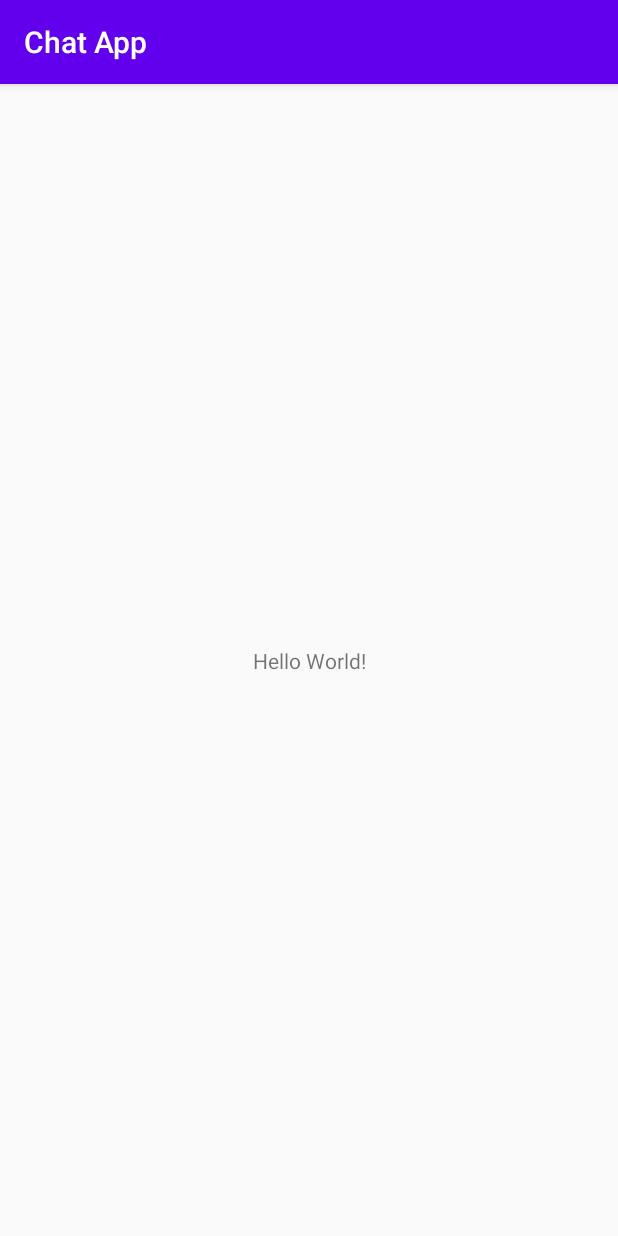
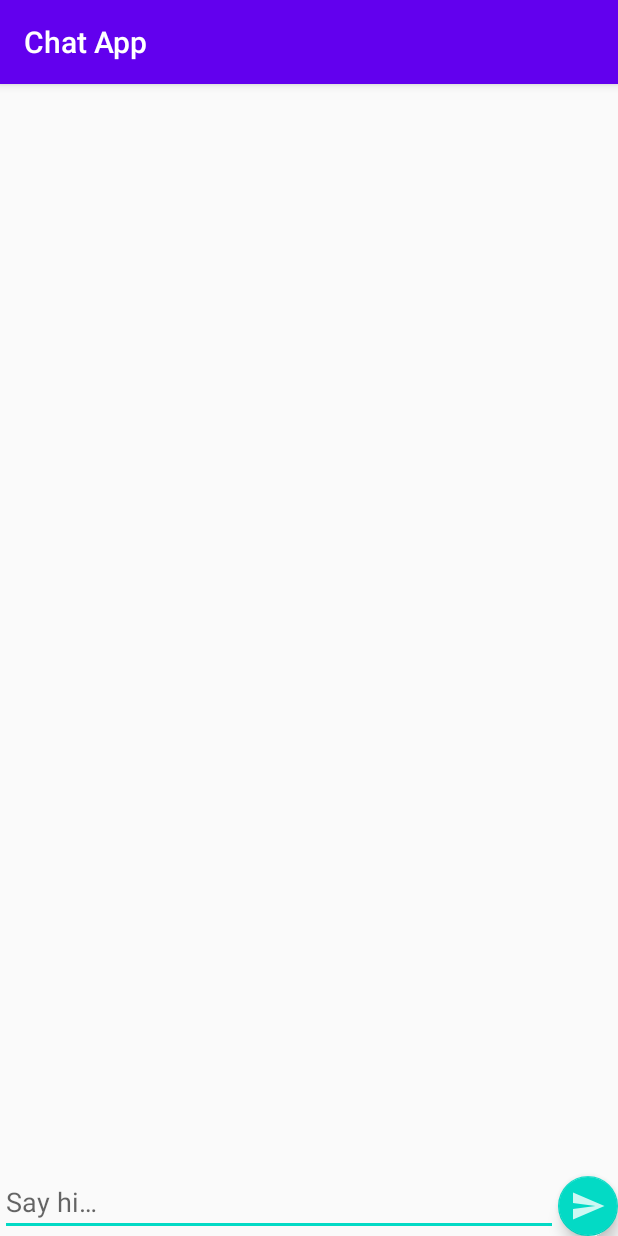
Before and after one commit to dltra/ChatApp, an Android app: the screen it shows after launch (MainActivity), on a phone screen of 412 x 824 dp. Run offline under Robolectric (Android 15) with nearby library versions, the phone set to English and light mode, and no system bars.

Commit message:
Create Layouts: main activity, list of items, menu. Create drawable icon.

```diff
--- /dev/null
+++ b/app/src/main/res/drawable-anydpi/ic_send.xml
@@ -0,0 +1,11 @@
+<vector xmlns:android="http://schemas.android.com/apk/res/android"
+    android:width="24dp"
+    android:height="24dp"
+    android:viewportWidth="24"
+    android:viewportHeight="24"
+    android:tint="#4DE566"
+    android:alpha="0.8">
+  <path
+      android:fillColor="@android:color/white"
+      android:pathData="M2.01,21L23,12 2.01,3 2,10l15,2 -15,2z"/>
+</vector>
--- a/app/src/main/res/layout/activity_main.xml
+++ b/app/src/main/res/layout/activity_main.xml
@@ -6,13 +6,35 @@
     android:layout_height="match_parent"
     tools:context=".MainActivity">
 
-    <TextView
+    <com.google.android.material.floatingactionbutton.FloatingActionButton
         android:layout_width="wrap_content"
         android:layout_height="wrap_content"
         android:text="Hello World!"
         app:layout_constraintBottom_toBottomOf="parent"
+        app:layout_constraintRight_toRightOf="parent"
+        android:src="@drawable/ic_send"
+        android:id="@+id/fab"
+        android:tint="@android:color/white"
+        app:fabSize="mini"/>
+    <EditText
+        android:layout_width="0dp"
+        android:layout_height="wrap_content"
+        app:layout_constraintBottom_toBottomOf="parent"
+        app:layout_constraintRight_toLeftOf="@id/fab"
+        app:layout_constraintLeft_toLeftOf="parent"
+        android:hint="@string/input_hint"
+        android:id="@+id/input_message"
+        android:inputType="text"/>
+    <ListView
+        android:layout_width="match_parent"
+        android:layout_height="0dp"
+        app:layout_constraintTop_toTopOf="parent"
+        app:layout_constraintBottom_toTopOf="@id/input_message"
         app:layout_constraintLeft_toLeftOf="parent"
         app:layout_constraintRight_toRightOf="parent"
-        app:layout_constraintTop_toTopOf="parent" />
+        android:id="@+id/messages"
+        android:dividerHeight="16dp"
+        android:divider="@android:color/transparent"
+        android:layout_margin="16dp"/>
 
 </androidx.constraintlayout.widget.ConstraintLayout>
--- a/app/src/main/res/values/strings.xml
+++ b/app/src/main/res/values/strings.xml
@@ -1,3 +1,5 @@
 <resources>
     <string name="app_name">Chat App</string>
+    <string name="sign_out">Sign Out</string>
+    <string name="input_hint">Say hi&#8230;</string>
 </resources>
```
Also changed, not shown: app/src/main/res/layout/list_item_layout.xml (added, +32 -0 lines), app/src/main/res/menu/main_menu.xml (added, +7 -0 lines), app/src/main/res/drawable-hdpi/ic_send.png (added), app/src/main/res/drawable-mdpi/ic_send.png (added), app/src/main/res/drawable-xhdpi/ic_send.png (added), app/src/main/res/drawable-xxhdpi/ic_send.png (added).
